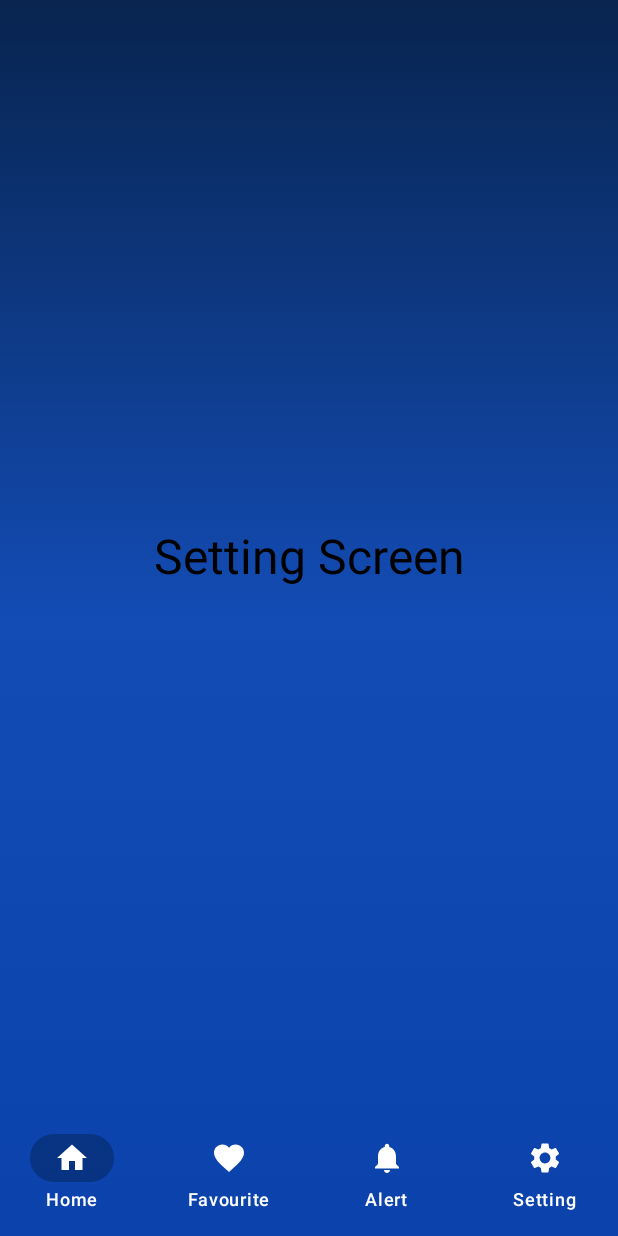
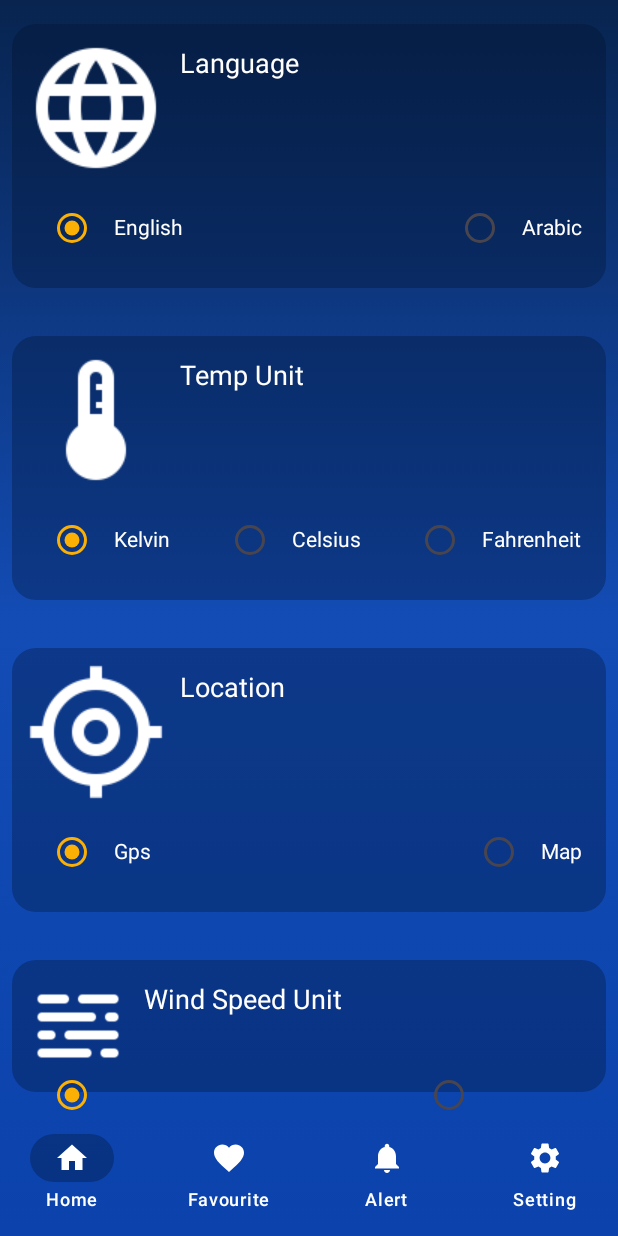
Before and after one commit to JailanMedhatt/Weather-wizard, an Android app built with Jetpack Compose: the SettingScreen screen opened through its navigation route, on a phone screen of 412 x 824 dp. Run offline under Robolectric (Android 15) with nearby library versions, the light colour scheme and no system bars; our stand-ins replace livedata-compose; libraries missing offline, so code that uses them is left out: com.bumptech.glide.

Commit message:
settings ui

```diff
--- a/app/src/main/java/com/example/weatherwizard/Repo.kt
+++ b/app/src/main/java/com/example/weatherwizard/Repo.kt
@@ -3,13 +3,14 @@ package com.example.weatherwizard
 import com.example.weatherwizard.Network.RemoteDataSource
 import com.example.weatherwizard.Pojos.CurrentWeatherResponse
 import com.example.weatherwizard.Pojos.ThreeHoursResponse
+import kotlinx.coroutines.flow.Flow
 import retrofit2.Response
 
 class Repository private constructor(val remoteDataSource: RemoteDataSource){
-    suspend fun getCurrentWeather(latitude:Double,logitude:Double):Response<CurrentWeatherResponse>{
+     fun getCurrentWeather(latitude:Double,logitude:Double): Flow<CurrentWeatherResponse> {
         return remoteDataSource.getCurrentWeatherResponse(latitude=latitude,logitude=logitude)
     }
-    suspend fun getHoursResponse(latitude: Double,longitude: Double):Response<ThreeHoursResponse>{
+     fun getHoursResponse(latitude: Double,longitude: Double): Flow<List<CurrentWeatherResponse>> {
         return remoteDataSource.getHoursResponse(latitude=latitude,logitude=longitude)
 
     }
--- a/app/src/main/java/com/example/weatherwizard/settings/view/SettingView.kt
+++ b/app/src/main/java/com/example/weatherwizard/settings/view/SettingView.kt
@@ -1,22 +1,84 @@
 package com.example.weatherwizard.settings.view
 
+import androidx.compose.foundation.background
+import androidx.compose.foundation.clickable
+import androidx.compose.foundation.layout.Arrangement
 import androidx.compose.foundation.layout.Box
+import androidx.compose.foundation.layout.Column
+import androidx.compose.foundation.layout.Row
 import androidx.compose.foundation.layout.fillMaxSize
+import androidx.compose.foundation.layout.fillMaxWidth
+import androidx.compose.foundation.layout.padding
+import androidx.compose.foundation.shape.RoundedCornerShape
+import androidx.compose.material3.Icon
 import androidx.compose.material3.MaterialTheme
+import androidx.compose.material3.RadioButton
+import androidx.compose.material3.RadioButtonColors
+import androidx.compose.material3.RadioButtonDefaults
 import androidx.compose.material3.Text
 import androidx.compose.runtime.Composable
+import androidx.compose.runtime.mutableStateOf
+import androidx.compose.runtime.remember
+
 import androidx.compose.ui.Alignment
 import androidx.compose.ui.Modifier
+import androidx.compose.ui.graphics.Color
+import androidx.compose.ui.res.painterResource
+import androidx.compose.ui.unit.dp
+import androidx.compose.ui.unit.sp
+import com.example.weatherwizard.MyColors
+import com.example.weatherwizard.R
+import com.example.weatherwizard.ui.theme.orange
 
 @Composable
 fun SettingScreen(){
-    Box (modifier = Modifier
-        .fillMaxSize(),
-        contentAlignment = Alignment.Center
+    val settingItems = listOf(SettingItem(icon = R.drawable.language, description = "Language"
+        , options = listOf("English", "Arabic")
+    ),SettingItem(icon = R.drawable.temp, description = "Temp Unit"
+        , options = listOf("Kelvin", "Celsius", "Fahrenheit"),
+        ),
+        SettingItem(icon = R.drawable.my_location, description = "Location"
+            , options = listOf("Gps", "Map")
+        ),
+        SettingItem(icon = R.drawable.wind_setting, description = "Wind Speed Unit"
+            , options = listOf("Meter/Sec", "mile/hour")
+        )
+    )
+    Column (modifier = Modifier
+        .fillMaxSize()
     ){
-        Text(
-            text = "Setting Screen",
-            style = MaterialTheme.typography.headlineLarge
-        )
+       settingItems.forEachIndexed { index, settingItem -> RadioButtonRow(options = settingItem.options, icon = settingItem.icon, description = settingItem.description)  }
     }
 }
+
+@Composable
+fun RadioButtonRow(options :List<String>,icon :Int,description:String) {
+//    val options = listOf("Option 1", "Option 2")
+    var selectedOption = remember { mutableStateOf(options[0]) }
+
+Column (Modifier.padding(vertical = 16.dp, horizontal = 8.dp).background(MyColors.secondary.color, shape = RoundedCornerShape(16.dp)).padding(vertical = 8.dp, horizontal = 8.dp)){
+    Row{ Icon(painter = painterResource(icon), contentDescription = "",
+        tint = Color.White
+    )
+    Text(description, color = Color.White, fontSize = 18.sp, modifier = Modifier.padding(top = 8.dp, start = 8.dp))}
+    Row(Modifier.fillMaxWidth(), horizontalArrangement = Arrangement.SpaceBetween) {
+        options.forEach { option ->
+            Row(
+                verticalAlignment = Alignment.CenterVertically,
+                modifier = Modifier
+                    .padding(8.dp)
+            ) {
+                RadioButton(
+                    selected = (option == selectedOption.value),
+                    onClick = { selectedOption.value = option },
+                   colors = RadioButtonDefaults.colors(selectedColor = orange)
+                )
+                Text(
+                    text = option,
+                    modifier = Modifier.padding(start = 4.dp), color = Color.White
+                )
+            }
+        }
+    }}
+}
+class SettingItem(val icon :Int , val description: String , val options :List<String>)
--- a/app/src/main/res/values/strings.xml
+++ b/app/src/main/res/values/strings.xml
@@ -8,4 +8,8 @@
     <string name="wind_speed">"Wind Speed : "</string>
     <string name="km_hr">"%1$s km/hr "</string>
     <string name="today">Today</string>
+    <string name="upcoming_hourly_temperatures">Upcoming Hourly Temperatures :</string>
+    <string name="cloudiness">" Cloudiness :"</string>
+    <string name="upcoming_daily_temperatures">Upcoming Daily Temperatures :</string>
+    <string name="pressure">" Pressure :"</string>
 </resources>
```
Also changed, not shown: app/src/main/java/com/example/weatherwizard/Response.kt (added, +11 -0 lines), app/src/main/java/com/example/weatherwizard/data/Network/RemoteDataSource.kt (+18 -4 lines), app/src/main/java/com/example/weatherwizard/home/view/HomeView.kt (+39 -29 lines), app/src/main/java/com/example/weatherwizard/home/viewModel/HomeViewModel.kt (+75 -52 lines), app/src/main/res/drawable/language.png (added), app/src/main/res/drawable/my_location.png (added), app/src/main/res/drawable/temp.png (added), app/src/main/res/drawable/wind_setting.png (added), 1 other file.
